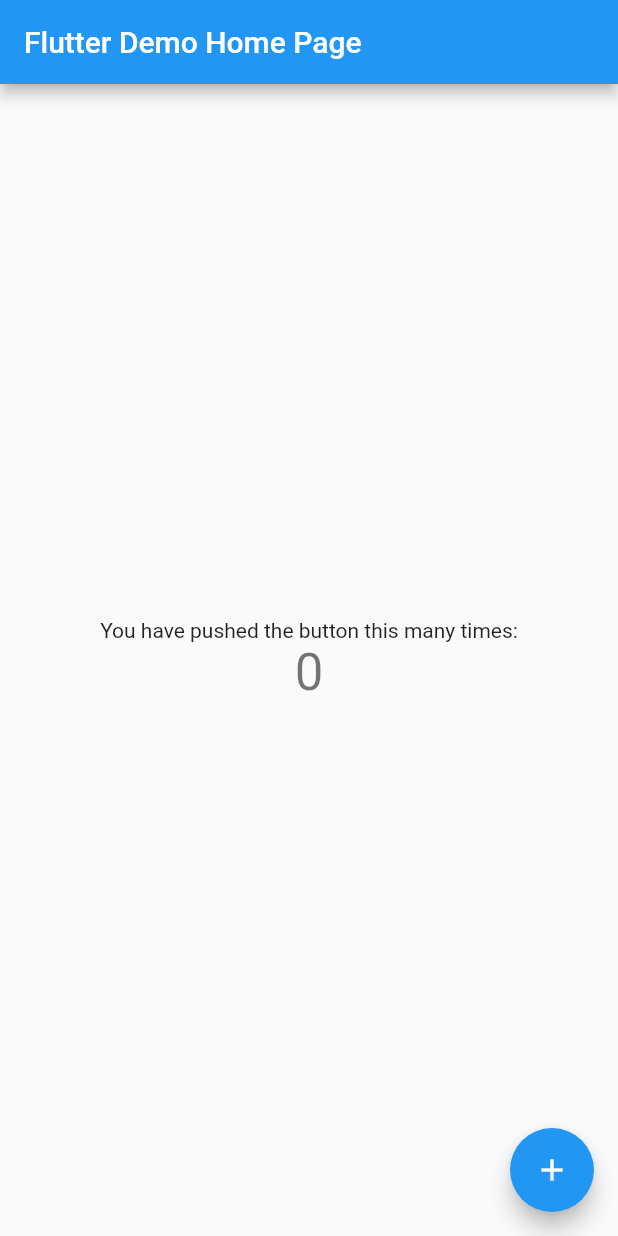
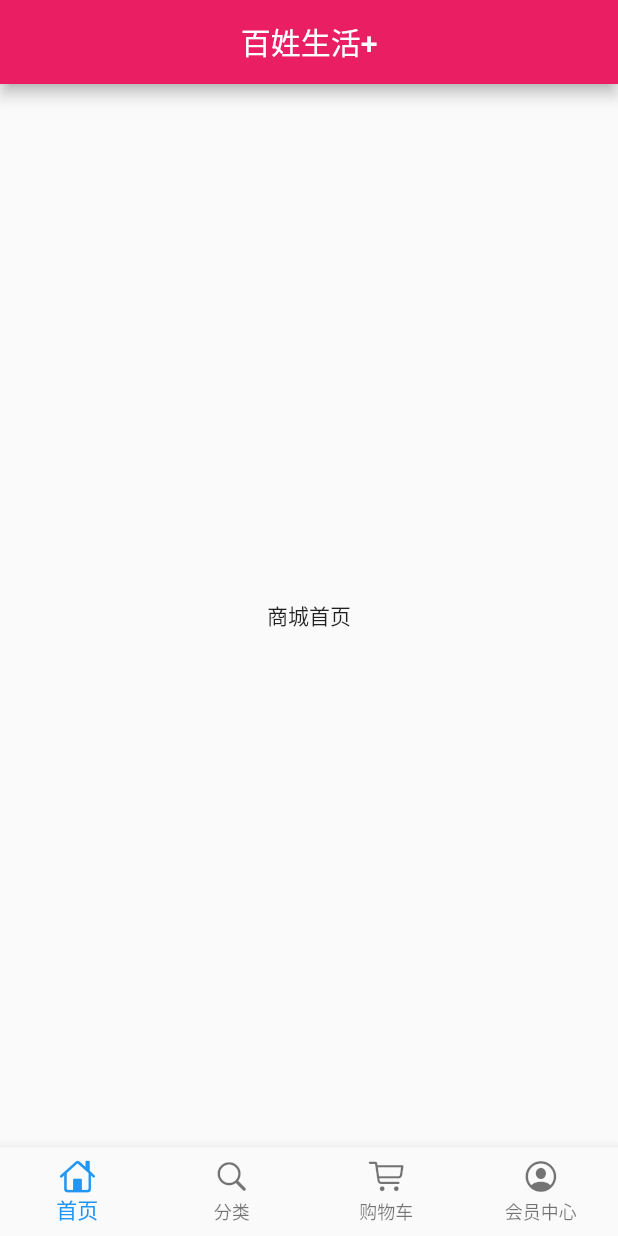
Before and after one commit to WytheLi/single_app, a Flutter app: the screen it shows after launch, on a phone screen of 412 x 824 dp. Run offline on Flutter 3.47's test engine with Material 2 defaults, Android fonts, the phone set to English and light mode, and no system bars.

```diff
--- a/lib/main.dart
+++ b/lib/main.dart
@@ -1,117 +1,21 @@
 import 'package:flutter/material.dart';
+import './pages/index_page.dart';
 
-void main() {
-  runApp(MyApp());
-}
+void main() => runApp(MyApp());
+
 
 class MyApp extends StatelessWidget {
-  // This widget is the root of your application.
   @override
   Widget build(BuildContext context) {
-    return MaterialApp(
-      title: 'Flutter Demo',
-      theme: ThemeData(
-        // This is the theme of your application.
-        //
-        // Try running your application with "flutter run". You'll see the
-        // application has a blue toolbar. Then, without quitting the app, try
-        // changing the primarySwatch below to Colors.green and then invoke
-        // "hot reload" (press "r" in the console where you ran "flutter run",
-        // or simply save your changes to "hot reload" in a Flutter IDE).
-        // Notice that the counter didn't reset back to zero; the application
-        // is not restarted.
-        primarySwatch: Colors.blue,
-        // This makes the visual density adapt to the platform that you run
-        // the app on. For desktop platforms, the controls will be smaller and
-        // closer together (more dense) than on mobile platforms.
-        visualDensity: VisualDensity.adaptivePlatformDensity,
+    return Container(
+      child: MaterialApp(
+        title: '百姓生活+',
+        debugShowCheckedModeBanner: false,
+        theme: ThemeData(
+          primaryColor: Colors.pink
+        ),
+        home: IndexPage(),
       ),
-      home: MyHomePage(title: 'Flutter Demo Home Page'),
     );
   }
 }
-
-class MyHomePage extends StatefulWidget {
-  MyHomePage({Key key, this.title}) : super(key: key);
-
-  // This widget is the home page of your application. It is stateful, meaning
-  // that it has a State object (defined below) that contains fields that affect
-  // how it looks.
-
-  // This class is the configuration for the state. It holds the values (in this
-  // case the title) provided by the parent (in this case the App widget) and
-  // used by the build method of the State. Fields in a Widget subclass are
-  // always marked "final".
-
-  final String title;
-
-  @override
-  _MyHomePageState createState() => _MyHomePageState();
-}
-
-class _MyHomePageState extends State<MyHomePage> {
-  int _counter = 0;
-
-  void _incrementCounter() {
-    setState(() {
-      // This call to setState tells the Flutter framework that something has
-      // changed in this State, which causes it to rerun the build method below
-      // so that the display can reflect the updated values. If we changed
-      // _counter without calling setState(), then the build method would not be
-      // called again, and so nothing would appear to happen.
-      _counter++;
-    });
-  }
-
-  @override
-  Widget build(BuildContext context) {
-    // This method is rerun every time setState is called, for instance as done
-    // by the _incrementCounter method above.
-    //
-    // The Flutter framework has been optimized to make rerunning build methods
-    // fast, so that you can just rebuild anything that needs updating rather
-    // than having to individually change instances of widgets.
-    return Scaffold(
-      appBar: AppBar(
-        // Here we take the value from the MyHomePage object that was created by
-        // the App.build method, and use it to set our appbar title.
-        title: Text(widget.title),
-      ),
-      body: Center(
-        // Center is a layout widget. It takes a single child and positions it
-        // in the middle of the parent.
-        child: Column(
-          // Column is also a layout widget. It takes a list of children and
-          // arranges them vertically. By default, it sizes itself to fit its
-          // children horizontally, and tries to be as tall as its parent.
-          //
-          // Invoke "debug painting" (press "p" in the console, choose the
-          // "Toggle Debug Paint" action from the Flutter Inspector in Android
-          // Studio, or the "Toggle Debug Paint" command in Visual Studio Code)
-          // to see the wireframe for each widget.
-          //
-          // Column has various properties to control how it sizes itself and
-          // how it positions its children. Here we use mainAxisAlignment to
-          // center the children vertically; the main axis here is the vertical
-          // axis because Columns are vertical (the cross axis would be
-          // horizontal).
-          mainAxisAlignment: MainAxisAlignment.center,
-          children: <Widget>[
-            Text(
-              'You have pushed the button this many times:',
-            ),
-            Text(
-              '$_counter',
-              style: Theme.of(context).textTheme.headline4,
-            ),
-          ],
-        ),
-      ),
-      floatingActionButton: FloatingActionButton(
-        onPressed: _incrementCounter,
-        tooltip: 'Increment',
-        child: Icon(Icons.add),
-      ), // This trailing comma makes auto-formatting nicer for build methods.
-    );
-  }
-}
--- /dev/null
+++ b/lib/pages/cart_page.dart
@@ -0,0 +1,10 @@
+import 'package:flutter/material.dart';
+
+class CartPage extends StatelessWidget {
+  @override
+  Widget build(BuildContext context) {
+    return Scaffold(
+      body: Center(child: Text('购物车'),),
+    );
+  }
+}
--- /dev/null
+++ b/lib/pages/category_page.dart
@@ -0,0 +1,10 @@
+import 'package:flutter/material.dart';
+
+class CategoryPage extends StatelessWidget {
+  @override
+  Widget build(BuildContext context) {
+    return Scaffold(
+      body: Center(child: Text('分类'),),
+    );
+  }
+}
--- /dev/null
+++ b/lib/pages/home_page.dart
@@ -0,0 +1,11 @@
+import 'package:flutter/cupertino.dart';
+import 'package:flutter/material.dart';
+
+class HomePage extends StatelessWidget {
+  @override
+  Widget build(BuildContext context) {
+    return Scaffold(
+      body: Center(child: Text('商城首页'),),
+    );
+  }
+}
--- /dev/null
+++ b/lib/pages/index_page.dart
@@ -0,0 +1,88 @@
+import 'package:flutter/material.dart';   // 安卓风格
+import 'package:flutter/cupertino.dart';  // IOS风格
+import 'home_page.dart';
+import 'cart_page.dart';
+import 'category_page.dart';
+import 'member_page.dart';
+
+// 静态组件
+// class IndexPage extends StatelessWidget {
+//   @override
+//   Widget build(BuildContext context) {
+//     return Scaffold(
+//       appBar: AppBar(title: Text('百姓生活+'),),
+//       body: Center(
+//         child: Text('百姓生活+'),
+//       ),
+//     );
+//   }
+// }
+
+// 动态组件
+class IndexPage extends StatefulWidget {
+
+  @override
+  _IndexPageState createState() => _IndexPageState();
+}
+
+class _IndexPageState extends State<IndexPage> {
+  final List<BottomNavigationBarItem> bottomTabs = [
+    BottomNavigationBarItem(
+      icon: Icon(CupertinoIcons.home),
+      title: Text('首页')
+    ),
+    BottomNavigationBarItem(
+      icon: Icon(CupertinoIcons.search),
+      title: Text('分类'),
+    ),
+    BottomNavigationBarItem(
+      icon: Icon(CupertinoIcons.shopping_cart),
+      title: Text('购物车')
+    ),
+    BottomNavigationBarItem(
+      icon: Icon(CupertinoIcons.profile_circled),
+      title: Text('会员中心')
+    ),
+  ];
+
+  // 底部导航栏切换策略，将tab栏每一项对应的视图页面对象用列表容器盛放，然后根据点击事件获取的索引值进行指定对应的视图页面进行渲染
+  final List tabBodies = [
+    HomePage(),
+    CategoryPage(),
+    CartPage(),
+    MemberPage()
+  ];
+
+  int currentIndex = 0;
+  var currentPage;
+
+  @override
+  void initState() {  // initState()做一些初始化的动作 这里指定默认Tab页 详细去查看Widget生命周期树
+    currentPage = tabBodies[currentIndex];
+    super.initState();
+  }
+
+  @override
+  Widget build(BuildContext context) {
+    return Scaffold(
+      appBar: AppBar(
+        title: Text('百姓生活+'),
+        centerTitle: true,
+      ),
+       bottomNavigationBar: BottomNavigationBar(  // 底部导航栏
+        //  backgroundColor: Colors.pink,
+        //  fixedColor: Colors.white,  // 指定Table栏Action项的颜色，默认为主题色
+         type: BottomNavigationBarType.fixed,
+         currentIndex: currentIndex,
+         items: bottomTabs,
+         onTap: (index){  // 单击事件
+            setState(() {   // 重新绘制视图（这里切换Tab页）
+              currentIndex = index;
+              currentPage = tabBodies[currentIndex];
+            });
+         },
+       ),
+       body: currentPage,
+    );
+  }
+}
--- /dev/null
+++ b/lib/pages/member_page.dart
@@ -0,0 +1,10 @@
+import 'package:flutter/material.dart';
+
+class MemberPage extends StatelessWidget {
+  @override
+  Widget build(BuildContext context) {
+    return Scaffold(
+      body: Center(child: Text('会员中心'),),
+    );
+  }
+}
```
